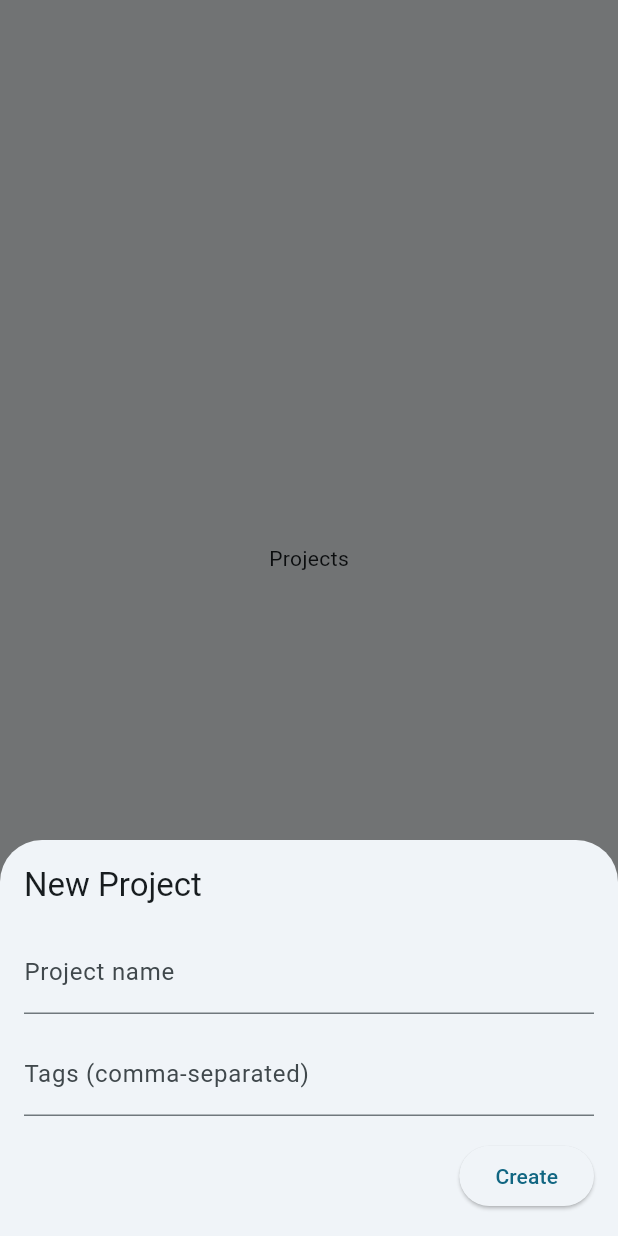
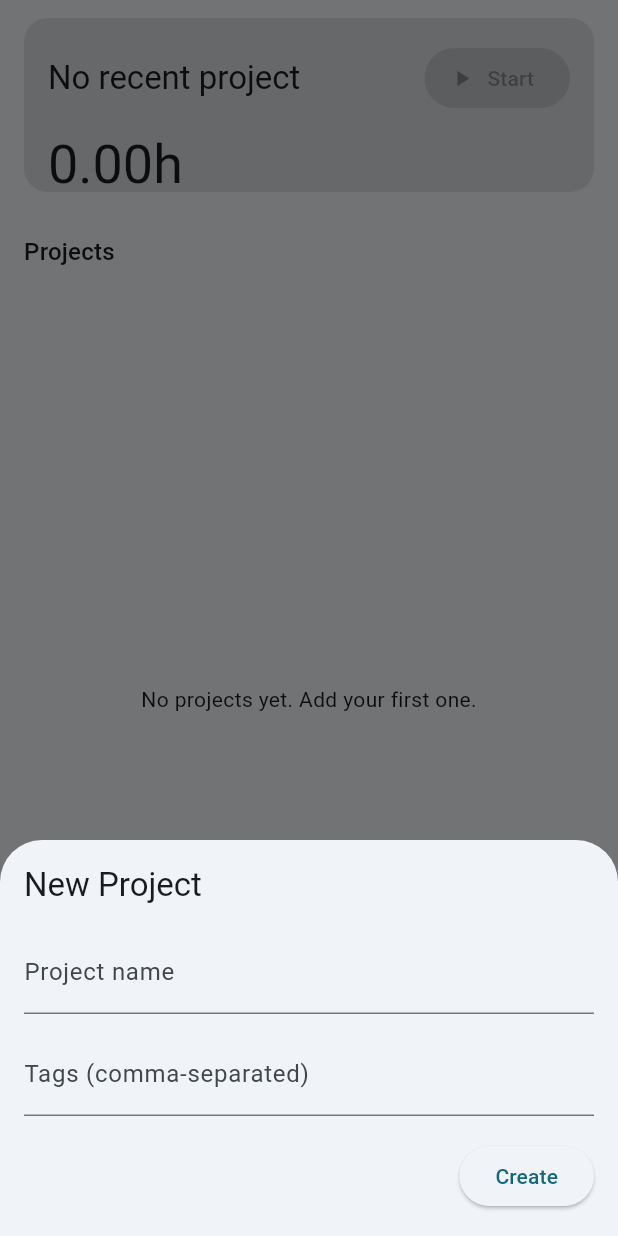
Before and after one commit to jpetracci/timetrack, a Flutter app: the screen it shows after launch, after a tap on "New Project", on a phone screen of 412 x 824 dp. Run offline on Flutter 3.47's test engine with Material 3 defaults, Android fonts, the phone set to English and light mode, and no system bars; our stand-ins replace flutter_riverpod, shared_preferences.

Commit message:
feat(03-01): add pinned timer header
- implement Projects sliver layout with persistent header
- add TimerHeader widget with quick start/stop control
- track last active project in timer state

```diff
--- a/lib/state/timer_controller.dart
+++ b/lib/state/timer_controller.dart
@@ -40,6 +40,7 @@ class TimerController extends Notifier<TimerState> {
       entries: entries,
       runningEntry: runningEntry,
       activeProjectId: snapshot.projectId,
+      lastActiveProjectId: snapshot.projectId,
       startTime: snapshot.start,
       elapsed: _elapsedFromStart(snapshot.start),
     );
@@ -66,6 +67,7 @@ class TimerController extends Notifier<TimerState> {
     state = state.copyWith(
       runningEntry: runningEntry,
       activeProjectId: projectId,
+      lastActiveProjectId: projectId,
       startTime: now,
       elapsed: _elapsedFromStart(now),
     );
@@ -84,12 +86,14 @@ class TimerController extends Notifier<TimerState> {
     final DateTime now = DateTime.now();
     final TimeEntry completed = state.runningEntry!.copyWith(end: now);
     final List<TimeEntry> updatedEntries = [...state.entries, completed];
+    final String? lastProjectId = state.activeProjectId;
 
     _stopTicker();
     state = state.copyWith(
       entries: updatedEntries,
       runningEntry: null,
       activeProjectId: null,
+      lastActiveProjectId: lastProjectId,
       startTime: null,
       elapsed: Duration.zero,
     );
--- a/lib/state/timer_state.dart
+++ b/lib/state/timer_state.dart
@@ -6,6 +6,7 @@ class TimerState {
     required this.entries,
     required this.runningEntry,
     required this.activeProjectId,
+    required this.lastActiveProjectId,
     required this.startTime,
     required this.elapsed,
   });
@@ -13,6 +14,7 @@ class TimerState {
   final List<TimeEntry> entries;
   final TimeEntry? runningEntry;
   final String? activeProjectId;
+  final String? lastActiveProjectId;
   final DateTime? startTime;
   final Duration elapsed;
 
@@ -23,6 +25,7 @@ class TimerState {
       entries: [],
       runningEntry: null,
       activeProjectId: null,
+      lastActiveProjectId: null,
       startTime: null,
       elapsed: Duration.zero,
     );
@@ -32,6 +35,7 @@ class TimerState {
     List<TimeEntry>? entries,
     Object? runningEntry = _unset,
     Object? activeProjectId = _unset,
+    Object? lastActiveProjectId = _unset,
     Object? startTime = _unset,
     Duration? elapsed,
   }) {
@@ -43,6 +47,9 @@ class TimerState {
       activeProjectId: activeProjectId == _unset
           ? this.activeProjectId
           : activeProjectId as String?,
+      lastActiveProjectId: lastActiveProjectId == _unset
+          ? this.lastActiveProjectId
+          : lastActiveProjectId as String?,
       startTime: startTime == _unset
           ? this.startTime
           : startTime as DateTime?,
--- a/lib/ui/screens/projects_screen.dart
+++ b/lib/ui/screens/projects_screen.dart
@@ -1,12 +1,164 @@
 import 'package:flutter/material.dart';
+import 'package:flutter_riverpod/flutter_riverpod.dart';
 
-class ProjectsScreen extends StatelessWidget {
+import '../../models/project.dart';
+import '../../state/projects_state.dart';
+import '../../state/timer_controller.dart';
+import '../../widgets/project_card.dart';
+import '../widgets/timer_header.dart';
+
+class ProjectsScreen extends ConsumerWidget {
   const ProjectsScreen({super.key});
 
   @override
-  Widget build(BuildContext context) {
-    return const Center(
-      child: Text('Projects'),
+  Widget build(BuildContext context, WidgetRef ref) {
+    final List<Project> projects = ref.watch(
+      projectsControllerProvider.select((state) => state.projects),
+    );
+
+    return SafeArea(
+      bottom: false,
+      child: LayoutBuilder(
+        builder: (BuildContext context, BoxConstraints constraints) {
+          final double width = constraints.maxWidth;
+          final double maxWidth = width < 720 ? width : 720;
+          final double horizontalPadding = width < 360 ? 12 : 16;
+
+          return Align(
+            alignment: Alignment.topCenter,
+            child: ConstrainedBox(
+              constraints: BoxConstraints(maxWidth: maxWidth),
+              child: CustomScrollView(
+                slivers: <Widget>[
+                  SliverPersistentHeader(
+                    pinned: true,
+                    delegate: _TimerHeaderDelegate(
+                      horizontalPadding: horizontalPadding,
+                    ),
+                  ),
+                  SliverToBoxAdapter(
+                    child: Padding(
+                      padding: EdgeInsets.fromLTRB(
+                        horizontalPadding,
+                        16,
+                        horizontalPadding,
+                        8,
+                      ),
+                      child: Text(
+                        'Projects',
+                        style: Theme.of(context).textTheme.titleMedium,
+                      ),
+                    ),
+                  ),
+                  if (projects.isEmpty)
+                    const SliverFillRemaining(
+                      hasScrollBody: false,
+                      child: Center(
+                        child: Text('No projects yet. Add your first one.'),
+                      ),
+                    )
+                  else
+                    SliverPadding(
+                      padding: EdgeInsets.symmetric(
+                        horizontal: horizontalPadding,
+                      ),
+                      sliver: SliverList(
+                        delegate: SliverChildBuilderDelegate(
+                          (BuildContext context, int index) {
+                            final Project project = projects[index];
+                            return Consumer(
+                              builder: (
+                                BuildContext context,
+                                WidgetRef ref,
+                                Widget? child,
+                              ) {
+                                final bool isActive = ref.watch(
+                                  timerControllerProvider.select(
+                                    (state) =>
+                                        state.activeProjectId == project.id,
+                                  ),
+                                );
+                                final bool isRunning = ref.watch(
+                                  timerControllerProvider.select(
+                                    (state) => state.isRunning &&
+                                        state.activeProjectId == project.id,
+                                  ),
+                                );
+                                final Duration elapsed = ref.watch(
+                                  timerControllerProvider.select(
+                                    (state) => state.isRunning &&
+                                            state.activeProjectId == project.id
+                                        ? state.elapsed
+                                        : Duration.zero,
+                                  ),
+                                );
+
+                                return ProjectCard(
+                                  project: project,
+                                  isActive: isActive,
+                                  isRunning: isRunning,
+                                  elapsed: elapsed,
+                                  onTap: () async {
+                                    final timerController = ref.read(
+                                      timerControllerProvider.notifier,
+                                    );
+                                    if (isRunning) {
+                                      await timerController.stop();
+                                    } else {
+                                      await timerController.start(project.id);
+                                    }
+                                  },
+                                );
+                              },
+                            );
+                          },
+                          childCount: projects.length,
+                        ),
+                      ),
+                    ),
+                  const SliverToBoxAdapter(
+                    child: SizedBox(height: 24),
+                  ),
+                ],
+              ),
+            ),
+          );
+        },
+      ),
     );
   }
 }
+
+class _TimerHeaderDelegate extends SliverPersistentHeaderDelegate {
+  _TimerHeaderDelegate({required this.horizontalPadding});
+
+  final double horizontalPadding;
+
+  @override
+  double get minExtent => 140;
+
+  @override
+  double get maxExtent => 140;
+
+  @override
+  Widget build(
+    BuildContext context,
+    double shrinkOffset,
+    bool overlapsContent,
+  ) {
+    return Padding(
+      padding: EdgeInsets.fromLTRB(
+        horizontalPadding,
+        12,
+        horizontalPadding,
+        12,
+      ),
+      child: const TimerHeader(),
+    );
+  }
+
+  @override
+  bool shouldRebuild(covariant _TimerHeaderDelegate oldDelegate) {
+    return oldDelegate.horizontalPadding != horizontalPadding;
+  }
+}
--- /dev/null
+++ b/lib/ui/widgets/timer_header.dart
@@ -0,0 +1,106 @@
+import 'package:flutter/material.dart';
+import 'package:flutter_riverpod/flutter_riverpod.dart';
+
+import '../../state/projects_state.dart';
+import '../../state/timer_controller.dart';
+import '../../utils/decimal_time.dart';
+
+class TimerHeader extends ConsumerWidget {
+  const TimerHeader({super.key});
+
+  @override
+  Widget build(BuildContext context, WidgetRef ref) {
+    final ({
+      String? activeProjectId,
+      String? lastActiveProjectId,
+      bool isRunning,
+      Duration elapsed
+    }) timerSnapshot = ref.watch(
+      timerControllerProvider.select(
+        (state) => (
+          activeProjectId: state.activeProjectId,
+          lastActiveProjectId: state.lastActiveProjectId,
+          isRunning: state.isRunning,
+          elapsed: state.elapsed,
+        ),
+      ),
+    );
+
+    final String selectedProjectId = timerSnapshot.isRunning
+        ? (timerSnapshot.activeProjectId ?? '')
+        : (timerSnapshot.lastActiveProjectId ?? '');
+    final String? lookupProjectId =
+        selectedProjectId.isEmpty ? null : selectedProjectId;
+
+    final String? projectName = ref.watch(
+      projectsControllerProvider.select((state) {
+        if (lookupProjectId == null) {
+          return null;
+        }
+        for (final project in state.projects) {
+          if (project.id == lookupProjectId) {
+            return project.name;
+          }
+        }
+        return null;
+      }),
+    );
+
+    final String displayName = projectName ??
+        (lookupProjectId == null ? 'No recent project' : 'Unknown project');
+    final Duration displayDuration =
+        timerSnapshot.isRunning ? timerSnapshot.elapsed : Duration.zero;
+    final String displayTime = '${formatDecimalHours(displayDuration, 2)}h';
+    final bool canStart =
+        !timerSnapshot.isRunning && lookupProjectId != null;
+
+    return Material(
+      elevation: 0,
+      color: Theme.of(context).colorScheme.surfaceContainerHighest,
+      borderRadius: BorderRadius.circular(16),
+      child: Padding(
+        padding: const EdgeInsets.all(16),
+        child: Column(
+          crossAxisAlignment: CrossAxisAlignment.start,
+          children: <Widget>[
+            Row(
+              children: <Widget>[
+                Expanded(
+                  child: Text(
+                    displayName,
+                    style: Theme.of(context).textTheme.titleLarge,
+                  ),
+                ),
+                if (timerSnapshot.isRunning)
+                  FilledButton.icon(
+                    onPressed: () async {
+                      await ref.read(timerControllerProvider.notifier).stop();
+                    },
+                    icon: const Icon(Icons.stop),
+                    label: const Text('Stop'),
+                  )
+                else
+                  FilledButton.icon(
+                    onPressed: canStart
+                        ? () async {
+                            await ref
+                                .read(timerControllerProvider.notifier)
+                                .start(selectedProjectId);
+                          }
+                        : null,
+                    icon: const Icon(Icons.play_arrow),
+                    label: const Text('Start'),
+                  ),
+              ],
+            ),
+            const SizedBox(height: 12),
+            Text(
+              displayTime,
+              style: Theme.of(context).textTheme.displaySmall,
+            ),
+          ],
+        ),
+      ),
+    );
+  }
+}
```
